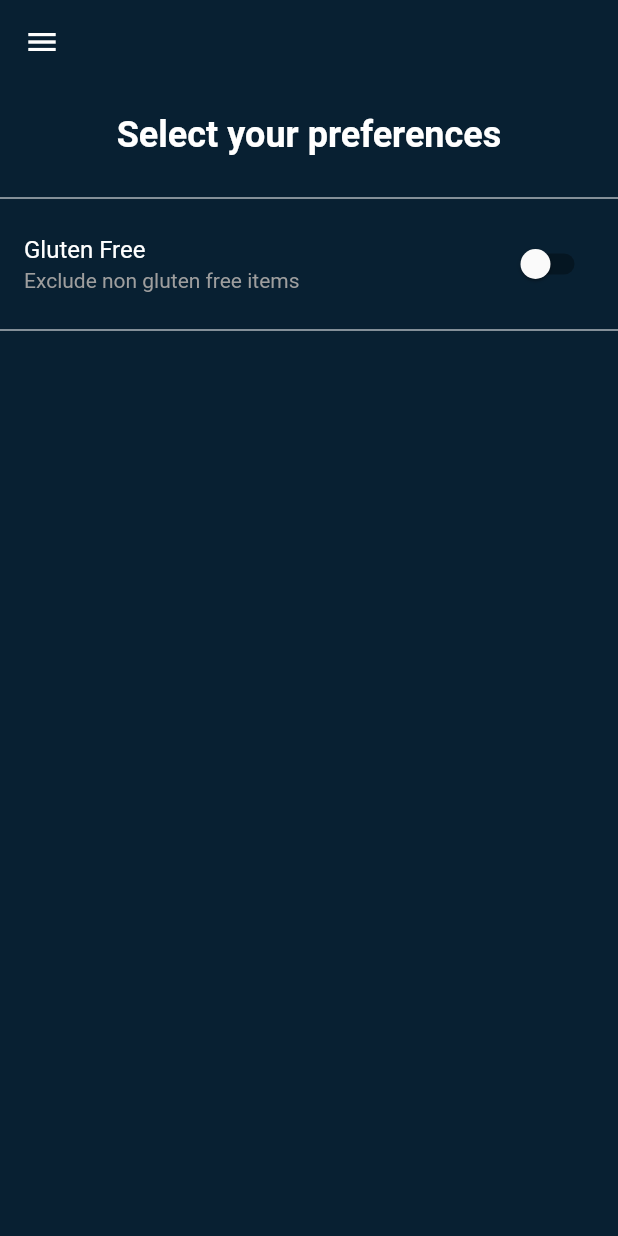
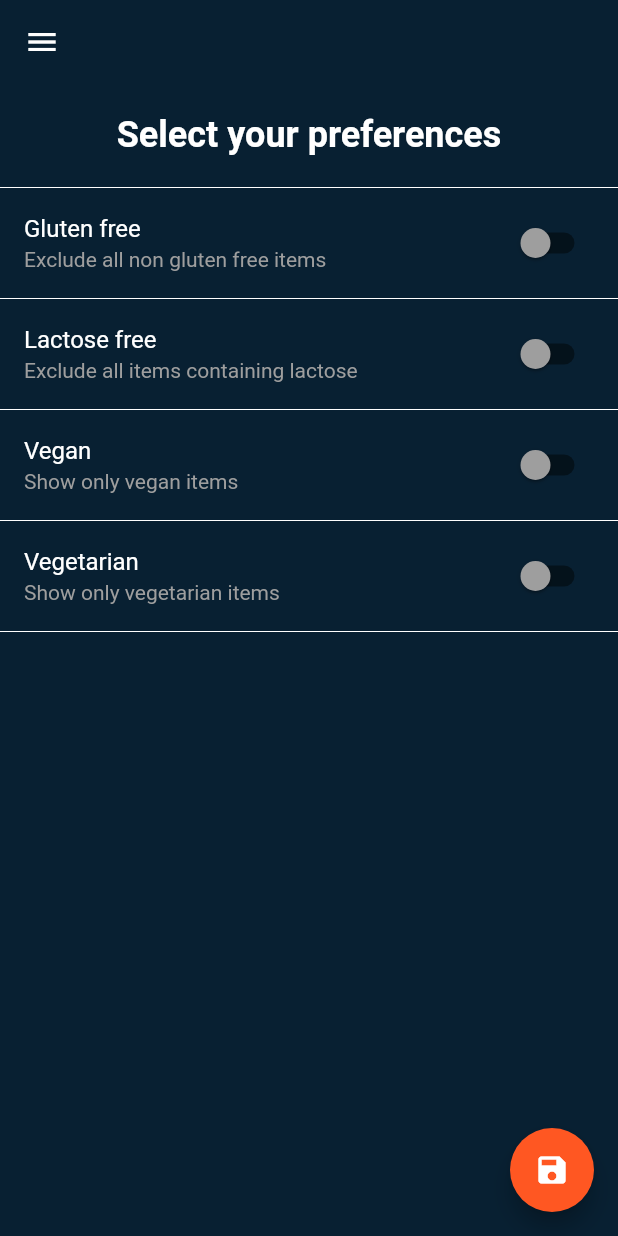
Before and after one commit to tomislavmiksik/meals-app, a Flutter app: the FiltersScreen screen opened by its route, on a phone screen of 412 x 824 dp. Run offline on Flutter 3.47's test engine with Material 2 defaults, Android fonts, the phone set to English and light mode, and no system bars.

Commit message:
final commit for now, favourite tab and logic add filters finished up

```diff
--- a/lib/main.dart
+++ b/lib/main.dart
@@ -3,8 +3,10 @@ import 'package:flutter/services.dart';
 import 'package:meals_app/screens/filters_screen.dart';
 import 'package:meals_app/screens/meal_detail_screen.dart';
 import 'package:meals_app/screens/tabs_screen.dart';
+import 'models/meal.dart';
 import 'screens/categories_screen.dart';
 import 'screens/category_meals_screen.dart';
+import 'dummy_data.dart';
 
 void main() {
   WidgetsFlutterBinding.ensureInitialized();
@@ -20,28 +22,89 @@ void main() {
   runApp(MyApp());
 }
 
-class MyApp extends StatelessWidget {
+class MyApp extends StatefulWidget {
+  @override
+  State<MyApp> createState() => _MyAppState();
+}
+
+class _MyAppState extends State<MyApp> {
+  Map<String, bool> _filters = {
+    'gluten': false,
+    'lactose': false,
+    'vegan': false,
+    'vegetarian': false,
+  };
+
+  List<Meal> _availableMeals = DUMMY_MEALS;
+
+  List<Meal> _favouriteMeals =[];
+
+
+  //method used to set filter the available meals using filters and if statements
+  //
+  //
+  void _setFilters(Map<String, bool> filterData) {
+    setState(() {
+      _filters = filterData;
+      _availableMeals = DUMMY_MEALS.where((meal) {
+        if (filterData['gluten'] == true && !meal.isGlutenFree) {
+          return false;
+        }
+        if (filterData['lactose'] == true && !meal.isLactoseFree) {
+          return false;
+        }
+        if (filterData['vegan'] == true && !meal.isVegan) {
+          return false;
+        }
+        if (filterData['vegetarian'] == true && !meal.isVegetarian) {
+          return false;
+        }
+        return true;
+      }).toList();
+    });
+  }
+
+  void _toggleFavourite(String mealId){
+    final existingMeal = _favouriteMeals.indexWhere((meal) => meal.id == mealId);
+    if (existingMeal >=0 ){
+      setState(() {
+        _favouriteMeals.removeAt(existingMeal);
+      });
+    }else{
+      setState(() {
+        _favouriteMeals.add(DUMMY_MEALS.firstWhere((element) => element.id == mealId));
+      });
+    }
+  }
+
+  bool _isMealFavourite(String id){
+    return _favouriteMeals.any((element) => element.id == id);
+  }
+
+
   @override
   Widget build(BuildContext context) {
     return MaterialApp(
       title: 'Mealz 4 Dayz',
+
       //ThemeData containing styling information
       //
       //
       theme: ThemeData(
-        iconTheme: IconThemeData(
+        iconTheme: const IconThemeData(
           color: Colors.white,
         ),
-        tabBarTheme: TabBarTheme(
+        tabBarTheme: const TabBarTheme(
           labelColor: Colors.white,
         ),
         canvasColor: const Color(0xFF082032),
         //colorScheme: ColorScheme.fromSwatch(primarySwatch: Colors.indigo).copyWith(secondary: Color(0xFFFF4C29)),
         primaryColor: Color(0xFF2C365D),
-        appBarTheme: AppBarTheme(
+        appBarTheme: const AppBarTheme(
           color: Color(0xFF082032),
           shadowColor: Colors.transparent,
         ),
+        switchTheme: SwitchThemeData(),
         textTheme: ThemeData.light().textTheme.copyWith(
               bodyText1: TextStyle(color: Colors.white),
               bodyText2: TextStyle(color: Colors.white),
@@ -57,10 +120,10 @@ class MyApp extends StatelessWidget {
       initialRoute: '/',
       //list of all available routes which access the screens
       routes: {
-        '/': (ctx) => TabsScreen(),
-        CategoryMealsScreen.routeName: (ctx) => CategoryMealsScreen(),
-        MealDetailScreen.routeName: (ctx) => MealDetailScreen(),
-        FiltersScreen.routeName: (ctx) => FiltersScreen(),
+        '/': (ctx) => TabsScreen(_favouriteMeals),
+        CategoryMealsScreen.routeName: (ctx) => CategoryMealsScreen(_availableMeals),
+        MealDetailScreen.routeName: (ctx) => MealDetailScreen(_toggleFavourite, _isMealFavourite),
+        FiltersScreen.routeName: (ctx) => FiltersScreen(_setFilters, _filters),
       },
       //not needed, it opens a default named route if a non declared one is chosen
       // onGenerateRoute: (settings) {
--- a/lib/screens/category_meals_screen.dart
+++ b/lib/screens/category_meals_screen.dart
@@ -5,6 +5,9 @@ import '../widgets/meal_item.dart';
 
 class CategoryMealsScreen extends StatefulWidget {
   static const routeName = '/category-meals';
+  final List<Meal> availableMeals;
+
+  CategoryMealsScreen(this.availableMeals);
 
   @override
   State<CategoryMealsScreen> createState() => _CategoryMealsScreenState();
@@ -27,7 +30,7 @@ class _CategoryMealsScreenState extends State<CategoryMealsScreen> {
       catTitle = routeArgs['title'];
       final catId = routeArgs['id'];
       //grouping meals with categories
-      catMeals = DUMMY_MEALS.where((meal) {
+      catMeals = widget.availableMeals.where((meal) {
         return meal.categories.contains(catId);
       }).toList();
       _loadedInitData = true;
@@ -59,7 +62,6 @@ class _CategoryMealsScreenState extends State<CategoryMealsScreen> {
             complexity: catMeals[index].complexity,
             affordability: catMeals[index].affordability,
             duration: catMeals[index].duration,
-            removeItem: _removeMeal,
           );
         },
         itemCount: catMeals.length,
--- a/lib/screens/filters_screen.dart
+++ b/lib/screens/filters_screen.dart
@@ -2,7 +2,10 @@ import 'package:flutter/material.dart';
 import 'package:meals_app/widgets/main_drawer.dart';
 
 class FiltersScreen extends StatefulWidget {
-  const FiltersScreen({Key? key}) : super(key: key);
+  final Function saveFilters;
+  final Map<String, bool> currFilters;
+
+  FiltersScreen(this.saveFilters, this.currFilters);
 
   static const routeName = '/filters';
 
@@ -17,11 +20,47 @@ class _FiltersScreenState extends State<FiltersScreen> {
   bool isLactoseFree = false;
 
   @override
+  initState() {
+    isGlutenFree = widget.currFilters['gluten'] as bool;
+    isLactoseFree = widget.currFilters['lactose'] as bool;
+    isVegan = widget.currFilters['vegan'] as bool;
+    isVegetarian = widget.currFilters['vegetarian'] as bool;
+    super.initState();
+  }
+
+  Widget filterCardBuilder(
+      bool currValue, String title, String description, Function updateValue) {
+    return Container(
+      child: ListView(
+        shrinkWrap: true,
+        children: [
+          SwitchListTile(
+            activeColor: Colors.deepOrange,
+            inactiveThumbColor: Colors.black38,
+            inactiveTrackColor: Colors.black45,
+            onChanged: (newValue) => updateValue(newValue),
+            value: currValue,
+            title: Text(title),
+            subtitle: Text(
+              description,
+              style: TextStyle(color: Colors.grey),
+            ),
+          ),
+          const Divider(
+            color: Colors.white,
+            height: 2,
+          ),
+        ],
+      ),
+    );
+  }
+
+  @override
   Widget build(BuildContext context) {
     return Scaffold(
       appBar: AppBar(
-        //title: Text('Filter Settings'),
-      ),
+          //title: Text('Filter Settings'),
+          ),
       drawer: MainDrawer(),
       body: Column(
         children: [
@@ -37,31 +76,54 @@ class _FiltersScreenState extends State<FiltersScreen> {
           ),
           const Divider(
             color: Colors.white,
+            height: 2,
           ),
-          Expanded(
-            child: ListView(
-              children: [
-                SwitchListTile(
-                  onChanged: (bool value) {
-                    setState((){
-                      isGlutenFree = value;
-                    });
-                  },
-                  value: isGlutenFree,
-                  title: Text('Gluten Free'),
-                  subtitle: const Text(
-                    'Exclude non gluten free items',
-                    style: TextStyle(color: Colors.grey),
-                  ),
-                ),
-                const Divider(
-                  color: Colors.white,
-                ),
-              ],
+          filterCardBuilder(
+              isGlutenFree,
+              'Gluten free',
+              'Exclude all non gluten free items',
+              (newValue) => setState(() {
+                    isGlutenFree = newValue;
+                  })),
+          filterCardBuilder(
+              isLactoseFree,
+              'Lactose free',
+              'Exclude all items containing lactose',
+              (newValue) => setState(() {
+                    isLactoseFree = newValue;
+                  })),
+          filterCardBuilder(
+              isVegan,
+              'Vegan',
+              'Show only vegan items',
+              (newValue) => setState(() {
+                    isVegan = newValue;
+                  })),
+          filterCardBuilder(
+            isVegetarian,
+            'Vegetarian',
+            'Show only vegetarian items',
+            (newValue) => setState(
+              () {
+                isVegetarian = newValue;
+              },
             ),
           ),
         ],
       ),
+      floatingActionButton: FloatingActionButton(
+        onPressed: () {
+          final selectedFilters = {
+            'gluten': isGlutenFree,
+            'lactose': isLactoseFree,
+            'vegan': isVegan,
+            'vegetarian': isVegetarian,
+          };
+          widget.saveFilters(selectedFilters);
+        },
+        child: Icon(Icons.save),
+        backgroundColor: Colors.deepOrange,
+      ),
     );
   }
 }
--- a/lib/widgets/meal_item.dart
+++ b/lib/widgets/meal_item.dart
@@ -9,7 +9,6 @@ class MealItem extends StatelessWidget {
   final int duration;
   final Complexity complexity;
   final Affordability affordability;
-  final Function removeItem;
   MealItem({
     required this.title,
     required this.imgUrl,
@@ -17,7 +16,6 @@ class MealItem extends StatelessWidget {
     required this.complexity,
     required this.affordability,
     required this.id,
-    required this.removeItem,
   });
 
   String get complexityText {
@@ -62,7 +60,7 @@ class MealItem extends StatelessWidget {
       },
     ).then((result) {
       if(result != null){
-        removeItem(result);
+        //removeItem(result);
       };
     });
   }
```
Also changed, not shown: lib/screens/favourites_screen.dart (+25 -2 lines), lib/screens/meal_detail_screen.dart (+9 -4 lines), lib/screens/tabs_screen.dart (+14 -6 lines).
